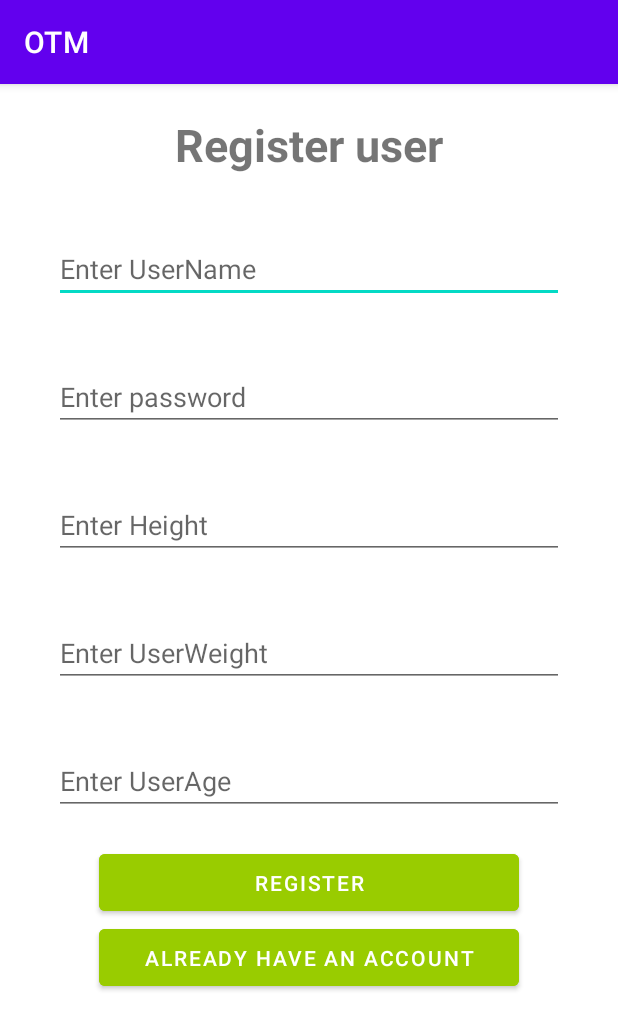
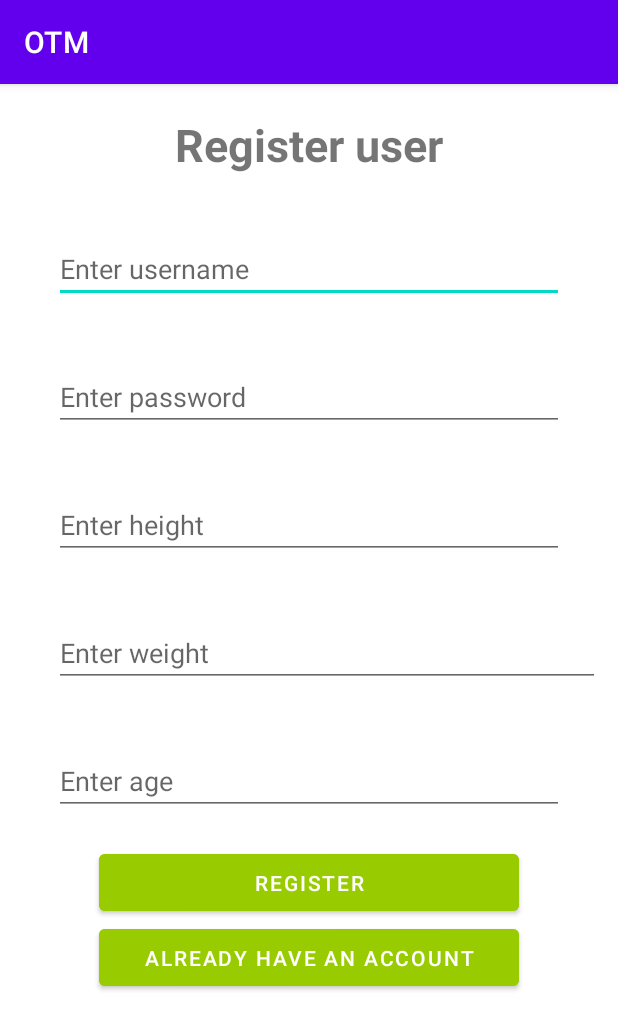
Before and after one commit to coffeeAndTeaa/otm, an Android app: the screen it shows after launch (RegisterActivity), on a phone screen of 412 x 824 dp. Shown: the top 1030 px of the screen. Run offline under Robolectric (Android 15) with nearby library versions, the phone set to English and light mode, and no system bars; our stand-ins replace Room's generated code.

Commit message:
Centering buttons and changing text hints

```diff
--- a/app/src/main/res/layout/activity_register.xml
+++ b/app/src/main/res/layout/activity_register.xml
@@ -2,10 +2,9 @@
 <LinearLayout xmlns:android="http://schemas.android.com/apk/res/android"
     android:layout_width="fill_parent"
     android:layout_height="fill_parent"
+    android:orientation="vertical"
     android:paddingLeft="16dp"
-    android:paddingRight="16dp"
-    android:orientation="vertical"
-    >
+    android:paddingRight="16dp">
 
     <!-- Include other widget or layout tags here. These are considered
             "child views" or "children" of the linear layout -->
@@ -13,76 +12,73 @@
     <TextView
         android:layout_width="match_parent"
         android:layout_height="wrap_content"
+        android:layout_margin="20sp"
         android:text="Register user"
-        android:textStyle="bold"
+        android:textAlignment="center"
         android:textSize="30sp"
-        android:textAlignment="center"
-        android:layout_margin="20sp"
-        />
+        android:textStyle="bold" />
 
     <EditText
+        android:id="@+id/userName"
         android:layout_width="match_parent"
         android:layout_height="wrap_content"
         android:layout_margin="20sp"
-        android:hint="Enter UserName"
-        android:id="@+id/userName"
-        />
+        android:gravity="center_vertical"
+        android:hint="Enter username" />
 
     <EditText
-        android:inputType="textPassword"
+        android:id="@+id/password"
         android:layout_width="match_parent"
         android:layout_height="wrap_content"
         android:layout_margin="20sp"
+        android:gravity="center_vertical"
         android:hint="Enter password"
-        android:id="@+id/password"
-         />
+        android:inputType="textPassword" />
 
     <EditText
-        android:inputType="number"
+        android:id="@+id/userHeight"
         android:layout_width="match_parent"
         android:layout_height="wrap_content"
         android:layout_margin="20sp"
-        android:hint="Enter Height"
-        android:id="@+id/userHeight"
-        />
+        android:gravity="center_vertical"
+        android:hint="Enter height"
+        android:inputType="number" />
 
     <EditText
-        android:inputType="numberDecimal"
+        android:id="@+id/userWeight"
+        android:layout_width="423dp"
+        android:layout_height="wrap_content"
+        android:layout_margin="20sp"
+        android:gravity="center_vertical"
+        android:hint="Enter weight"
+        android:inputType="numberDecimal" />
+
+    <EditText
+        android:id="@+id/userAge"
         android:layout_width="match_parent"
         android:layout_height="wrap_content"
         android:layout_margin="20sp"
-        android:hint="Enter UserWeight"
-        android:id="@+id/userWeight"
-        />
-
-    <EditText
-        android:inputType="number"
-        android:layout_width="match_parent"
-        android:layout_height="wrap_content"
-        android:layout_margin="20sp"
-        android:hint="Enter UserAge"
-        android:id="@+id/userAge"
-        />
+        android:gravity="center_vertical"
+        android:hint="Enter age"
+        android:inputType="number" />
 
     <Button
         android:id="@+id/register"
         android:layout_width="match_parent"
         android:layout_height="50sp"
+        android:layout_gravity="center_horizontal"
         android:layout_marginHorizontal="50sp"
-        android:text="Register"
-        android:layout_gravity="center_horizontal"
         android:backgroundTint="@android:color/holo_green_light"
-        />
+        android:text="Register" />
 
     <Button
         android:id="@+id/login"
         android:layout_width="match_parent"
         android:layout_height="50sp"
+        android:layout_gravity="center_horizontal"
         android:layout_marginHorizontal="50sp"
-        android:text="Already have an account"
-        android:layout_gravity="center_horizontal"
         android:backgroundTint="@android:color/holo_green_light"
-        />
+        android:text="Already have an account" />
 
 
 </LinearLayout>
```
